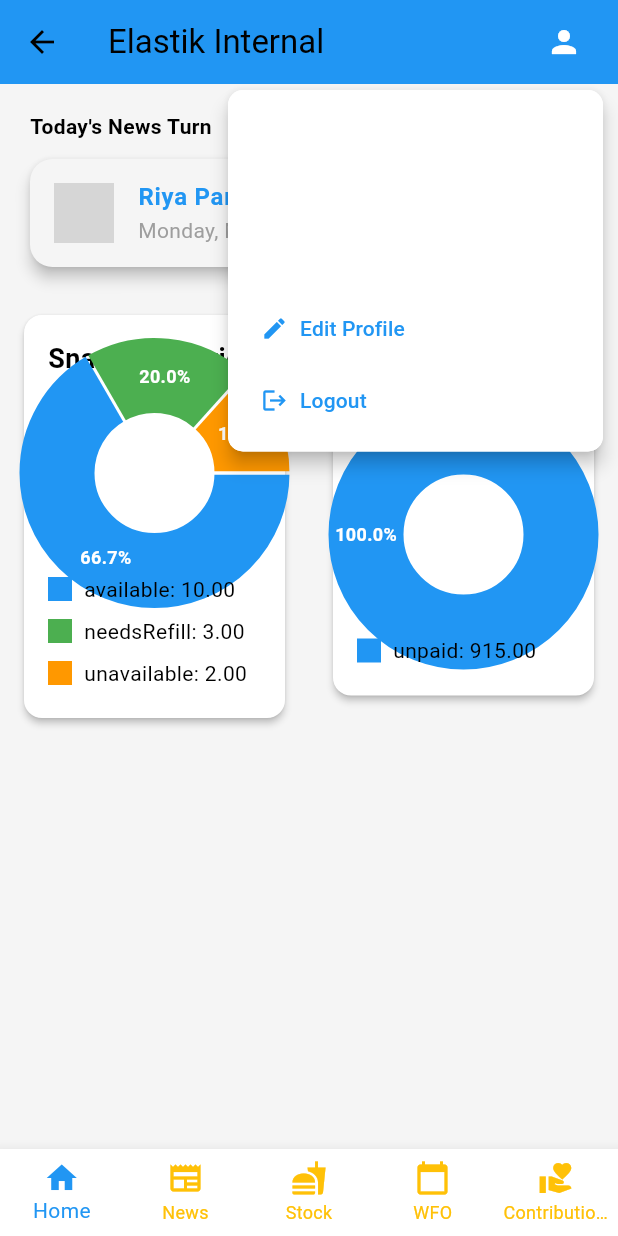
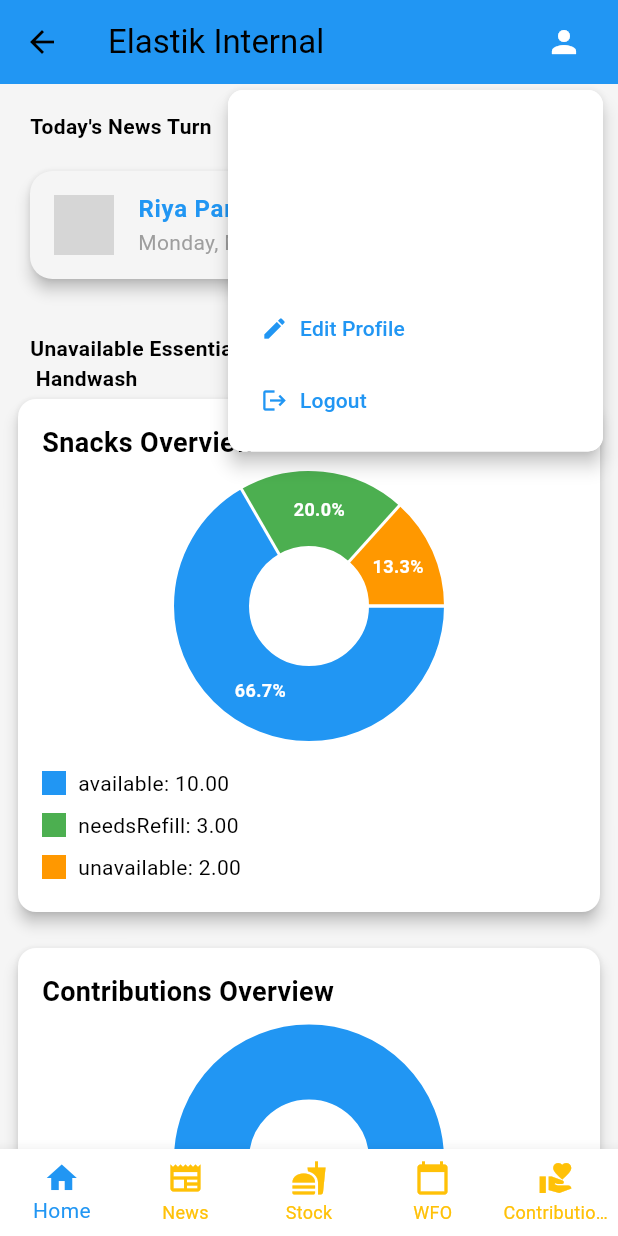
Before and after one commit to prathameshks/elastik_management, a Flutter app: the MainScreen screen opened directly, after a tap on the "person" icon, on a phone screen of 412 x 824 dp. Run offline on Flutter 3.47's test engine with Material 3 defaults, Android fonts, the phone set to English and light mode, and no system bars; drawn by our look-alikes of fl_chart; our stand-ins replace multi_dropdown, shared_preferences; accounts and stored records are empty; network calls fail; grey boxes are pictures that could not be loaded.

Commit message:
fixed home screen overview

```diff
--- a/lib/interfaces/stocks.dart
+++ b/lib/interfaces/stocks.dart
@@ -1,3 +1,3 @@
 enum StockCategory { snacks, essentials, beverages, disposables, hygiene, others }
 
-enum StockStatus { available, needsRefill, unavailable, urgent }
+enum StockStatus { available, needsRefill, unavailable }
--- a/lib/screens/home_screen.dart
+++ b/lib/screens/home_screen.dart
@@ -67,7 +67,8 @@
 
   @override
   Widget build(BuildContext context) {
-    return Padding(
+    return SingleChildScrollView(
+      child: Padding(
         padding: const EdgeInsets.all(8.0),
         child: Column(
           crossAxisAlignment: CrossAxisAlignment.start,
@@ -80,6 +81,11 @@
                 style: TextStyle(fontWeight: FontWeight.bold),
               ),
             ),
+
+            // News card
+            Container(
+              margin: const EdgeInsets.symmetric(vertical: 8.0),
+              child:
                   _dailyNews.isNotEmpty
                       ? NewsCard(
                         personName: _dailyNews.first.personName,
@@ -87,29 +93,43 @@
                         date: _dailyNews.first.date,
                       )
                       : const Center(child: Text("No News Today")),
+            ),
+
             const SizedBox(height: 16),
-          Row(
-            mainAxisAlignment: MainAxisAlignment.spaceBetween,
-            children: [
-              Expanded(
+
+            _unavailableEssentialItems.isNotEmpty
+                ? Padding(
+                  padding: const EdgeInsets.only(left: 12.0),
+                  child: _buildUnavailableItemsList(),
+                )
+                : const SizedBox(),
+
+            // Replace Expanded with fixed height Container for first chart
+            Container(
+              height: 350, // Fixed height instead of Expanded
               child: OverviewCardWidget(
                 title: 'Snacks Overview',
                 data: _getStockStatusBreakdown(),
+                chartHeight: 220,
               ),
             ),
 
-              ..._buildUnavailableItemsList(),
+            const SizedBox(height: 16),
 
-              const SizedBox(width: 16),
-              Expanded(
+            // Replace Expanded with fixed height Container for second chart
+            Container(
+              height: 300, // Fixed height instead of Expanded
               child: OverviewCardWidget(
                 title: 'Contributions Overview',
                 data: _getContributionStatusBreakdown(),
+                chartHeight: 220,
               ),
             ),
+
+            // Add space at bottom for better scrolling experience
+            const SizedBox(height: 20),
           ],
         ),
-        ],
       ),
     );
   }
@@ -148,22 +168,17 @@
           (item) =>
               (item.category == StockCategory.essentials ||
                   item.category == StockCategory.hygiene) &&
-              item.status == StockStatus.unavailable,
+              (item.status == StockStatus.unavailable ||
+                  item.status == StockStatus.needsRefill),
         )
         .toList();
   }
 
-  List<Widget> _buildUnavailableItemsList() {
+  Widget _buildUnavailableItemsList() {
     final unavailableItems = _unavailableEssentialItems;
-    if (unavailableItems.isEmpty) {
-      return [];
-    }
-    return [
-      const Text(
-        'Unavailable Essential and Hygiene Items:',
-        style: TextStyle(fontWeight: FontWeight.bold),
-      ),
-      ...unavailableItems.map((item) => Text('- ${item.name}')).toList(),
-    ];
+    return Text(
+      'Unavailable Essential and Hygiene Items:\n ${unavailableItems.map((item) => item.name).join(', ')}',
+      style: const TextStyle(fontWeight: FontWeight.bold),
+    );
   }
 }
--- a/lib/widgets/overview_card_widget.dart
+++ b/lib/widgets/overview_card_widget.dart
@@ -4,18 +4,19 @@
 class OverviewCardWidget extends StatelessWidget {
   final String title;
   final List<Map<String, dynamic>> data;
+  final double? chartHeight; // Add this parameter
 
   const OverviewCardWidget({
     Key? key,
     required this.title,
     required this.data,
+    this.chartHeight, // Optional parameter
   }) : super(key: key);
 
   @override
   Widget build(BuildContext context) {
     return Card(
-      elevation: 2.0,
-      margin: const EdgeInsets.symmetric(horizontal: 8.0, vertical: 4.0),
+      elevation: 4,
       child: Padding(
         padding: const EdgeInsets.all(16.0),
         child: Column(
@@ -23,19 +24,21 @@
           children: [
             Text(
               title,
-              style: TextStyle(
-                fontSize: 18.0,
-                fontWeight: FontWeight.bold,
+              style: const TextStyle(fontSize: 18, fontWeight: FontWeight.bold),
             ),
-            ),
-            const SizedBox(height: 16.0),
-            AspectRatio(
-              aspectRatio: 1.5,
-              child: PieChart(
+            const SizedBox(height: 8),
+            Expanded(
+              child: Container(
+                height: chartHeight, // Use the height if provided
+                child:
+                    data.isEmpty
+                        ? const Center(child: Text('No data available'))
+                        : PieChart(
                           PieChartData(
                             sectionsSpace: 2,
                             centerSpaceRadius: 40,
                             sections: _buildPieChartSections(),
+                          ),
                         ),
               ),
             ),
@@ -55,7 +58,10 @@
       return [];
     }
 
-    double totalValue = data.fold(0.0, (sum, item) => sum + (item['value'] as double));
+    double totalValue = data.fold(
+      0.0,
+      (sum, item) => sum + (item['value'] as double),
+    );
 
     return data.asMap().entries.map((entry) {
       int index = entry.key;
@@ -68,7 +74,6 @@
       if (index == 0) color = Colors.blue;
       if (index == 1) color = Colors.green;
       if (index == 2) color = Colors.orange;
-
 
       return PieChartSectionData(
         color: color,
@@ -97,16 +102,11 @@
       if (index == 1) legendColor = Colors.green;
       if (index == 2) legendColor = Colors.orange;
 
-
       return Padding(
         padding: const EdgeInsets.symmetric(vertical: 4.0),
         child: Row(
           children: [
-            Container(
-              width: 16,
-              height: 16,
-              color: legendColor,
-            ),
+            Container(width: 16, height: 16, color: legendColor),
             const SizedBox(width: 8.0),
             Text('$label: ${value.toStringAsFixed(2)}'),
           ],
```
Also changed, not shown: pubspec.lock. Lines whose indentation alone changed are shown as unchanged.
